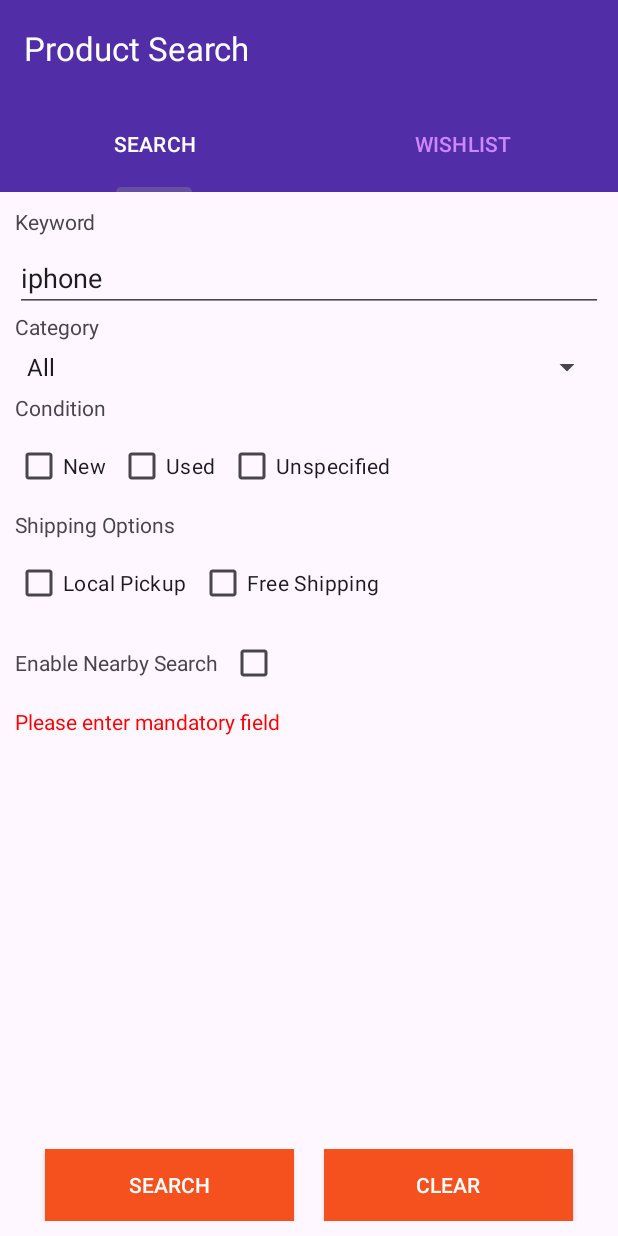
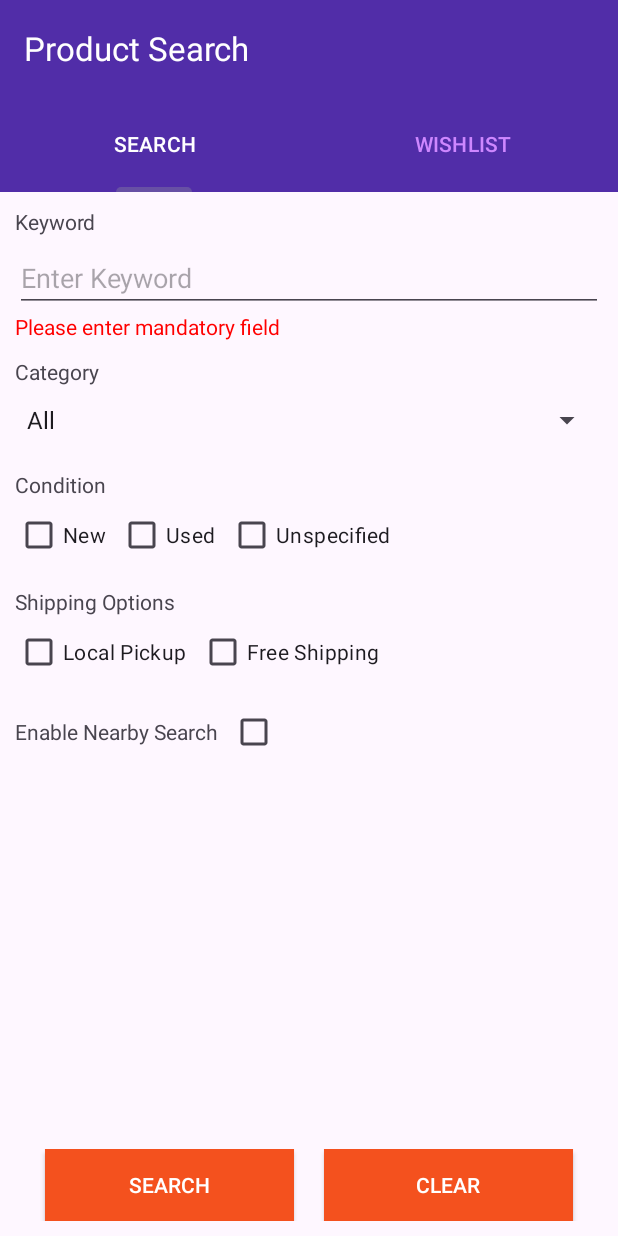
Before and after one commit to wj576038874/Assignment4, an Android app: the screen it shows after launch (MainActivity), after a tap on "CLEAR", on a phone screen of 412 x 824 dp. Run offline under Robolectric (Android 15) with nearby library versions, the light colour scheme and no system bars; network calls fail.

```diff
--- a/app/src/main/java/usc/csci571/assignment4/adapter/ProductListAdapter.kt
+++ b/app/src/main/java/usc/csci571/assignment4/adapter/ProductListAdapter.kt
@@ -72,14 +72,14 @@ class ProductListAdapter : RecyclerView.Adapter<ProductListAdapter.SearchViewHol
 
         holder.binding.cartOperation.setOnClickListener {
             if (productsInfo.isCollected) {
-                onCartRemoveListener?.invoke(position)
+                onCartRemoveListener?.invoke(holder.adapterPosition)
             } else {
-                onCartPlusListener?.invoke(position)
+                onCartPlusListener?.invoke(holder.adapterPosition)
             }
         }
 
         holder.itemView.setOnClickListener {
-            onItemClickListener?.invoke(position)
+            onItemClickListener?.invoke(holder.adapterPosition)
         }
     }
 
--- a/app/src/main/java/usc/csci571/assignment4/bean/ProductResponse.kt
+++ b/app/src/main/java/usc/csci571/assignment4/bean/ProductResponse.kt
@@ -1,5 +1,6 @@
 package usc.csci571.assignment4.bean
 
+import com.google.gson.annotations.Expose
 import com.google.gson.annotations.SerializedName
 
 /**
@@ -16,6 +17,7 @@ data class ProductsInfo(
     @SerializedName("id")
     val id: String? = null,
     //本地存储方便做搜藏可取消收藏
+    @Expose
     var isCollected: Boolean = false,
     val itemId: List<String>? = null,
     val title: List<String>? = null,
@@ -111,8 +113,8 @@ data class Condition(
 )
 
 data class CurrentPrice(
-    @SerializedName(value = "@currencyId", alternate = ["CurrencyID"])
+    @SerializedName("@currencyId")
     val currencyId: String? = null,
-    @SerializedName(value = "__value__", alternate = ["Value"])
+    @SerializedName("__value__")
     val value: String? = null
 )
--- a/app/src/main/java/usc/csci571/assignment4/fragment/SearchFragment.kt
+++ b/app/src/main/java/usc/csci571/assignment4/fragment/SearchFragment.kt
@@ -180,6 +180,10 @@ class SearchFragment : Fragment() {
 
         binding.clearBtn.setOnClickListener {
             binding.keywordAlert.gone()
+            binding.zipcodeAlert.gone()
+            binding.LocationLayout.gone()
+            binding.enableNearbySearch.isChecked = false
+            binding.radioCurLocation.isChecked = true
             binding.category.setSelection(0)
             binding.conditionNew.isChecked = false
             binding.conditionUnspecified.isChecked = false
@@ -188,6 +192,7 @@ class SearchFragment : Fragment() {
             binding.shippingFree.isChecked = false
             binding.distanceInput.text = null
             binding.zipcodeInput.text = null
+            binding.keywordInput.text = null
         }
 
         binding.keywordInput.addTextChangedListener(onTextChanged = { _, _, _, _ ->
@@ -201,7 +206,9 @@ class SearchFragment : Fragment() {
         binding.zipcodeInput.addTextChangedListener(onTextChanged = { _, _, _, _ ->
             val input = binding.zipcodeInput.text?.toString()?.trim()
             if (input.isNullOrBlank()) {
-                binding.zipcodeAlert.visible()
+                if (binding.radioInputLocation.isChecked) {
+                    binding.zipcodeAlert.visible()
+                }
             } else {
                 binding.zipcodeAlert.gone()
                 lifecycleScope.launch {
--- a/app/src/main/java/usc/csci571/assignment4/fragment/WishListFragment.kt
+++ b/app/src/main/java/usc/csci571/assignment4/fragment/WishListFragment.kt
@@ -79,7 +79,7 @@ class WishListFragment : Fragment() {
                     //success
                     Toast.makeText(
                         requireContext(),
-                        "${productsInfo.title?.subList(0, 10)}... was removed from wishlist",
+                        "${productsInfo.title?.get(0)?.substring(0, 10)}... was removed from wishlist",
                         Toast.LENGTH_SHORT
                     ).show()
                     imageView?.isEnabled = true
--- a/app/src/main/res/layout/search.xml
+++ b/app/src/main/res/layout/search.xml
@@ -18,9 +18,9 @@
         android:layout_width="match_parent"
         android:layout_height="wrap_content"
         android:ems="10"
-        android:text="iphone"
         android:hint="Enter Keyword"
-        android:inputType="text" />
+        android:inputType="text"
+        android:text="iphone" />
 
     <TextView
         android:id="@+id/keywordAlert"
@@ -35,13 +35,13 @@
         android:id="@+id/textView2"
         android:layout_width="match_parent"
         android:layout_height="wrap_content"
-        android:layout_marginBottom="5dp"
+        android:layout_marginTop="5dp"
         android:text="Category" />
 
     <Spinner
         android:id="@+id/category"
         android:layout_width="match_parent"
-        android:layout_height="wrap_content"
+        android:layout_height="45dp"
         android:layout_marginBottom="5dp"
         android:entries="@array/categories" />
 
@@ -49,7 +49,7 @@
         android:id="@+id/textView3"
         android:layout_width="match_parent"
         android:layout_height="wrap_content"
-        android:layout_marginBottom="5dp"
+        android:layout_marginTop="5dp"
         android:text="Condition" />
 
     <LinearLayout
@@ -83,7 +83,7 @@
         android:id="@+id/textView4"
         android:layout_width="match_parent"
         android:layout_height="wrap_content"
-        android:layout_marginBottom="5dp"
+        android:layout_marginTop="5dp"
         android:text="Shipping Options" />
 
     <LinearLayout
@@ -174,8 +174,8 @@
                 android:id="@+id/zipcodeInput"
                 android:layout_width="match_parent"
                 android:layout_height="wrap_content"
+                android:enabled="false"
                 android:hint="zipcode"
-                android:enabled="false"
                 android:inputType="number"
                 android:maxLines="5" />
         </LinearLayout>
```
Also changed, not shown: app/src/main/java/usc/csci571/assignment4/SearchResultActivity.kt (+10 -8 lines), app/src/main/java/usc/csci571/assignment4/bean/ProductDetail.kt (+11 -2 lines).
